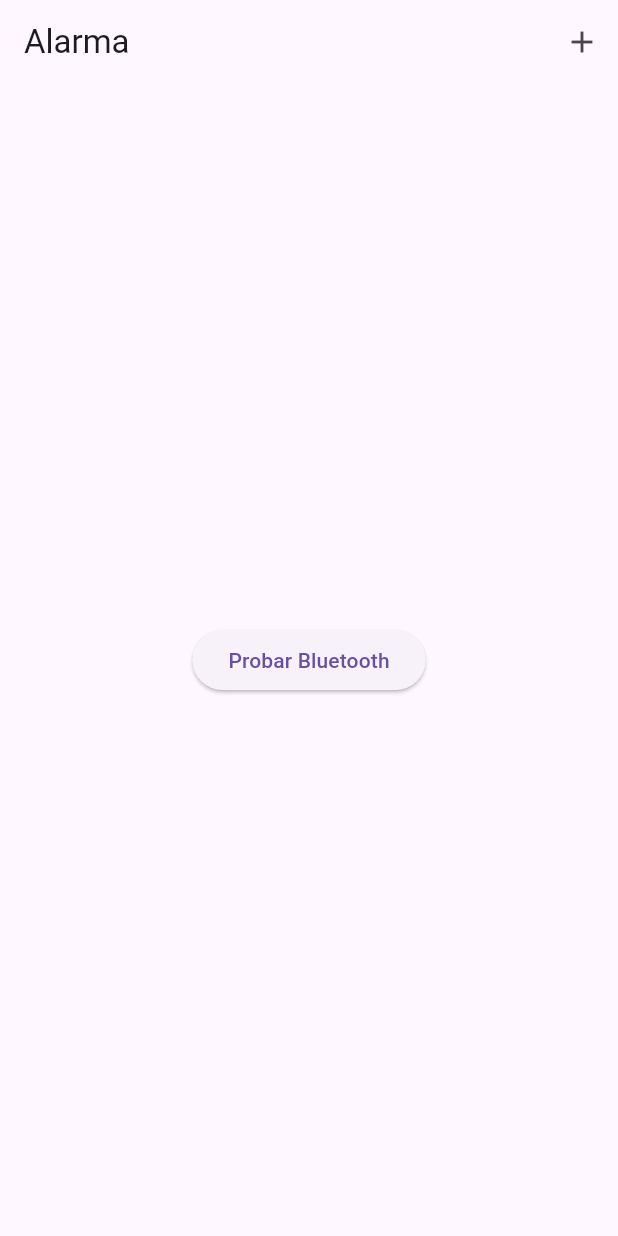
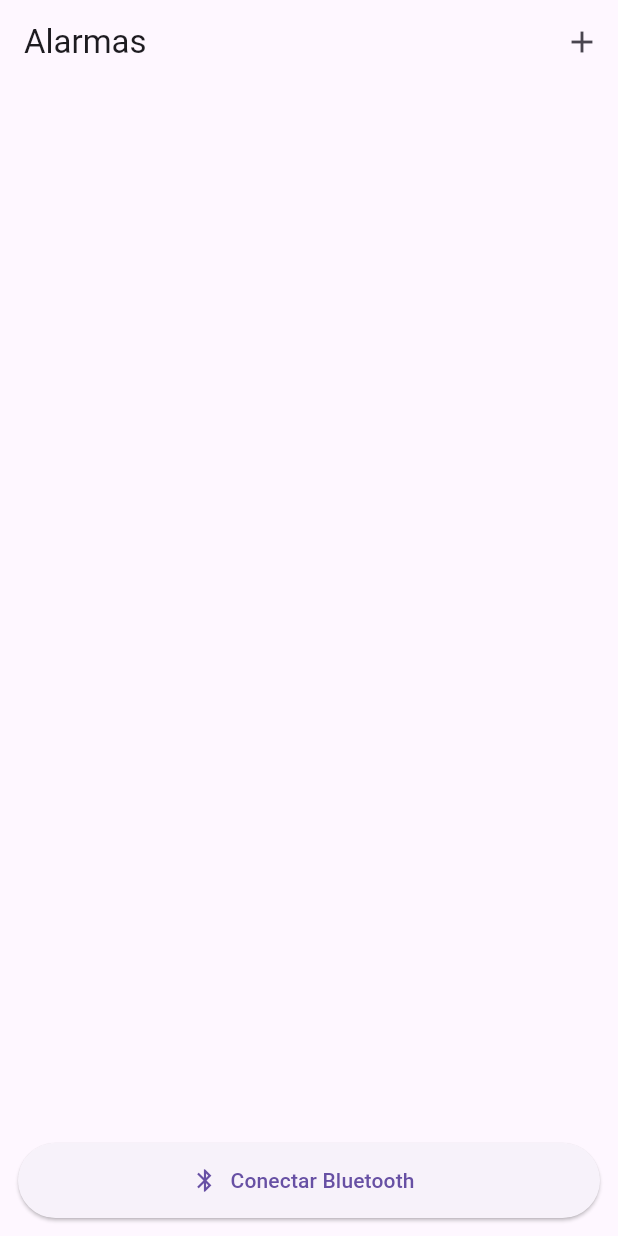
Before and after one commit to JuanRomanOtero10/flutter_proyecto_final, a Flutter app: the screen it shows after launch, on a phone screen of 412 x 824 dp. Run offline on Flutter 3.47's test engine with Material 3 defaults, Android fonts, the phone set to English and light mode, and no system bars; our stand-ins replace flutter_bluetooth_serial, flutter_riverpod, go_router, permission_handler.

Commit message:
Mejora de bluetooth
Mas agregado del providers y empieza el guardado de alarmas

```diff
--- a/flutter_proyecto_final/lib/Core/Router/app_router.dart
+++ b/flutter_proyecto_final/lib/Core/Router/app_router.dart
@@ -4,7 +4,7 @@ import 'package:flutter_proyecto_final/Presentation/Screens/stop_alarma.dart';
 import 'package:flutter_proyecto_final/Presentation/Screens/patron_luz.dart';
 import 'package:flutter_proyecto_final/Presentation/Screens/home_screen.dart';
 import 'package:flutter_proyecto_final/Presentation/Screens/editar_alarma.dart';
-import 'package:flutter_proyecto_final/Presentation/Screens/test_bluetooth.dart';
+import 'package:flutter_proyecto_final/Presentation/Screens/bluetooth.dart';
 
 final appRouter = GoRouter(
   initialLocation: '/home',
@@ -30,8 +30,8 @@ final appRouter = GoRouter(
       builder: (context, state) => StopAlarma(),
     ),
     GoRoute(
-      path: '/test_bluetooth',
-      builder: (context, state) => const TestBluetoothScreen(),
+      path: '/bluetooth',
+      builder: (context, state) => const BluetoothScreen(),
     )
   ]
 );
--- a/flutter_proyecto_final/lib/Entities/alarm.dart
+++ b/flutter_proyecto_final/lib/Entities/alarm.dart
@@ -2,7 +2,7 @@ import 'package:flutter/material.dart';
 
 class Alarma {
   final TimeOfDay hora;
-  final List<int> diasRepeticion; // 1 = lunes, 7 = domingo
+  final List<int>? diasRepeticion; // 1 = lunes, 7 = domingo
   final bool vibracion;
   final bool luz;
   final String? patronVibracion;
@@ -11,7 +11,7 @@ class Alarma {
 
   Alarma({
     required this.hora,
-    required this.diasRepeticion,
+    this.diasRepeticion,
     required this.vibracion,
     required this.luz,
     this.patronVibracion,
@@ -39,3 +39,7 @@ class Alarma {
     );
   }
 }
+
+final List<Alarma> alarmas = [
+
+];
--- a/flutter_proyecto_final/lib/Presentation/Screens/home_screen.dart
+++ b/flutter_proyecto_final/lib/Presentation/Screens/home_screen.dart
@@ -1,45 +1,72 @@
 import 'package:flutter/material.dart';
-import 'package:flutter_proyecto_final/Entities/alarm.dart';
 import 'package:go_router/go_router.dart';
+import 'package:flutter_riverpod/flutter_riverpod.dart';
+import 'package:flutter_proyecto_final/Presentation/providers.dart';
 
 
-class HomeScreen extends StatefulWidget {
+
+class HomeScreen extends ConsumerWidget {
   const HomeScreen({super.key});
 
   @override
-  State<HomeScreen> createState() => _HomeScreenState();
-}
+  Widget build(BuildContext context, ref) {
+    final alarmas = ref.watch(alarmasProvider);
 
-class _HomeScreenState extends State<HomeScreen> {
-  List<Alarma> alarmas = [
-    Alarma(
-      hora: const TimeOfDay(hour: 7, minute: 30),
-      diasRepeticion: [1, 2, 3, 4, 5],
-      vibracion: true,
-      luz: false,
-      activa: true,
-    )
-  ];
-
-  @override
-  Widget build(BuildContext context) {
     return Scaffold(
       appBar: AppBar(
-        title: const Text('Alarma'),
+        title: const Text('Alarmas'),
         actions: [
           IconButton(
             icon: const Icon(Icons.add),
-            tooltip: 'Agregar alarma',
             onPressed: () {
               context.push('/editar');
             },
           ),
         ],
       ),
-      body: Center(
-        child: ElevatedButton(
-          onPressed: () => context.push('/test_bluetooth'),
-          child: const Text("Probar Bluetooth"),
+      body: ListView.builder(
+        itemCount: alarmas.length,
+        itemBuilder: (context, index) {
+          final alarma = alarmas[index];
+          return Card(
+            margin: const EdgeInsets.symmetric(horizontal: 12, vertical: 6),
+            elevation: 3,
+            shape: RoundedRectangleBorder(borderRadius: BorderRadius.circular(12)),
+            child: ListTile(
+              title: Text(alarma.hora.format(context)),
+              subtitle: Text(
+                alarma.activa ? 'Activa/n' : 'Desactivada /n'
+                'Luz: ${alarma.patronLuz ?? 'Ninguna'}\n'
+                'Vibración: ${alarma.patronVibracion ?? 'Ninguna'}',
+                style: TextStyle(fontSize: 14),
+                ),
+              trailing: Switch(
+                value: alarma.activa,
+                onChanged: (val) {
+                  final nuevasAlarmas = [...alarmas];
+                  nuevasAlarmas[index] = alarma.copyWith(activa: val);
+                  ref.read(alarmasProvider.notifier).state = nuevasAlarmas;
+                },
+              ),
+              onTap: () {
+                context.push('/editar', extra: {'index': index, 'alarma': alarma});
+              },
+            ),
+          );
+        },
+      ),
+
+      bottomNavigationBar: Padding(
+        padding: const EdgeInsets.all(12.0),
+        child: ElevatedButton.icon(
+          icon: const Icon(Icons.bluetooth),
+          label: const Text('Conectar Bluetooth'),
+          onPressed: () {
+            context.push('/bluetooth');
+          },
+          style: ElevatedButton.styleFrom(
+            minimumSize: const Size.fromHeight(50), // botón alto y ancho completo
+          ),
         ),
       ),
     );
--- a/flutter_proyecto_final/lib/Presentation/providers.dart
+++ b/flutter_proyecto_final/lib/Presentation/providers.dart
@@ -0,0 +1,5 @@
+import 'package:flutter_riverpod/flutter_riverpod.dart';
+import 'package:flutter_proyecto_final/Entities/alarm.dart';
+
+
+final alarmasProvider = StateProvider<List<Alarma>>((ref) => []);
--- a/flutter_proyecto_final/pubspec.yaml
+++ b/flutter_proyecto_final/pubspec.yaml
@@ -12,6 +12,10 @@ dependencies:
   go_router: ^15.1.2
   flutter_bluetooth_serial: ^0.4.0
   permission_handler: ^12.0.0+1
+  flutter_riverpod: ^2.6.1
+  cupertino_icons: ^1.0.8
+
+
 
 
 dev_dependencies:
```
Also changed, not shown: flutter_proyecto_final/lib/Presentation/Screens/bluetooth.dart (renamed from flutter_proyecto_final/lib/Presentation/Screens/test_bluetooth.dart, +4 -4 lines), flutter_proyecto_final/lib/Presentation/Screens/editar_alarma.dart (+60 -5 lines), flutter_proyecto_final/lib/main.dart (+7 -1 lines), flutter_proyecto_final/pubspec.lock.
